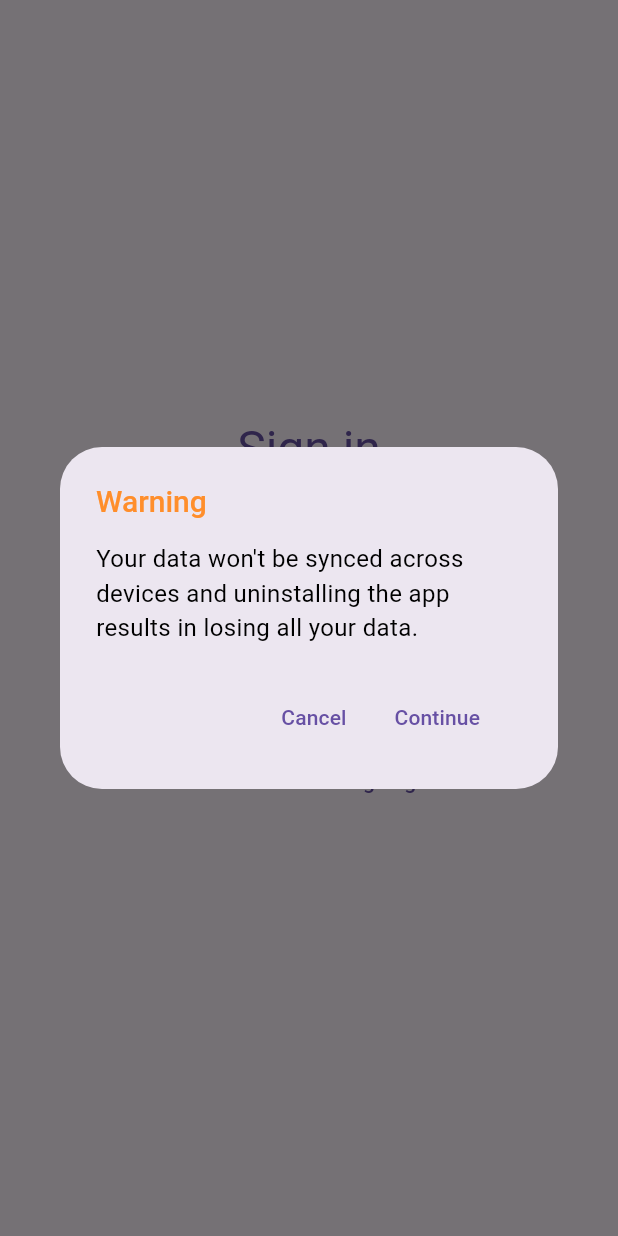
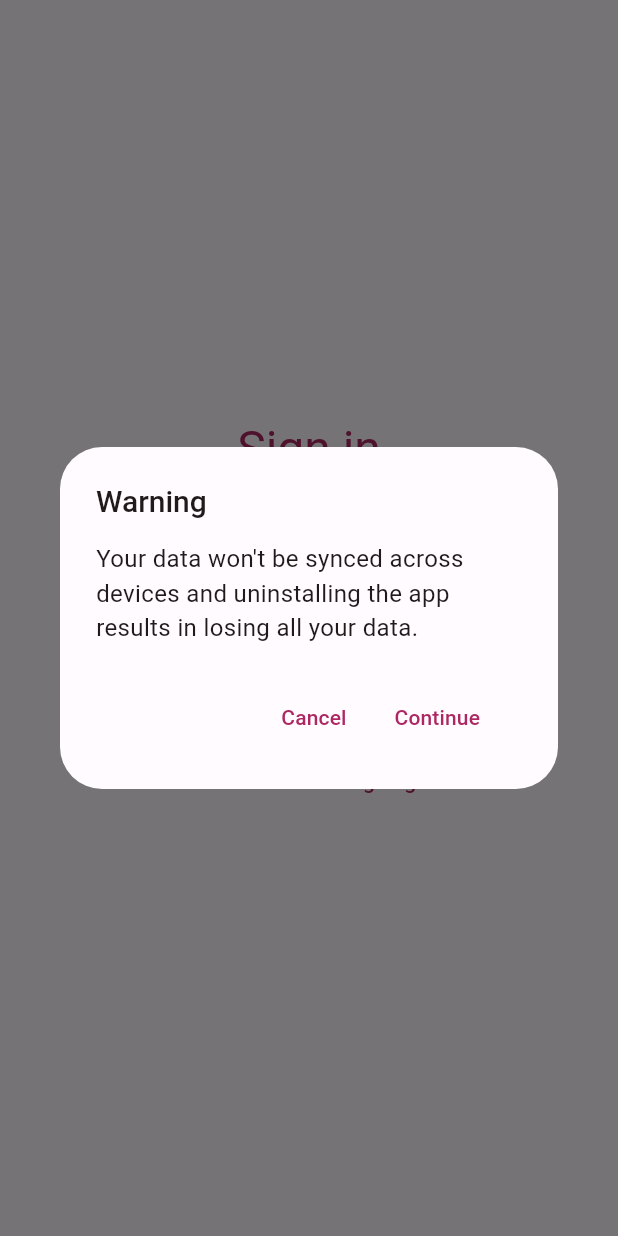
Before and after one commit to randalannus/idea_board, a Flutter app: the screen it shows after launch, after a tap on "Continue without signing in", on a phone screen of 412 x 824 dp. Run offline on Flutter 3.47's test engine with Material 3 defaults, Android fonts, the phone set to English and light mode, and no system bars; our stand-ins replace cloud_firestore, firebase_auth, firebase_core, flutter_signin_button, google_fonts, google_sign_in and 3 more; missing offline and left inert: flutter_quill, tiktoklikescroller; accounts and stored records are empty; generated files the repository leaves out were written again.

Commit message:
Version bump & visual overhaul (#59)
Co-authored-by: Randal Annus <randal@miros.ai>

```diff
--- /dev/null
+++ b/devtools_options.yaml
@@ -0,0 +1 @@
+extensions:
--- a/lib/themes.dart
+++ b/lib/themes.dart
@@ -1,63 +1,107 @@
 import 'package:flutter/material.dart';
 import 'package:google_fonts/google_fonts.dart';
 
+const lightColorScheme = ColorScheme(
+  brightness: Brightness.light,
+  primary: Color(0xFFAD2762),
+  onPrimary: Color(0xFFFFFFFF),
+  primaryContainer: Color(0xFFFFD9E2),
+  onPrimaryContainer: Color(0xFF3E001D),
+  secondary: Color(0xFF74565F),
+  onSecondary: Color(0xFFFFFFFF),
+  secondaryContainer: Color(0xFFFFD9E2),
+  onSecondaryContainer: Color(0xFF2B151C),
+  tertiary: Color(0xFF7C5635),
+  onTertiary: Color(0xFFFFFFFF),
+  tertiaryContainer: Color(0xFFFFDCC1),
+  onTertiaryContainer: Color(0xFF2E1500),
+  error: Color(0xFFBA1A1A),
+  errorContainer: Color(0xFFFFDAD6),
+  onError: Color(0xFFFFFFFF),
+  onErrorContainer: Color(0xFF410002),
+  background: Color(0xFFFFFBFF),
+  onBackground: Color(0xFF201A1B),
+  surface: Color(0xFFFFFBFF),
+  onSurface: Color(0xFF201A1B),
+  surfaceVariant: Color(0xFFF2DDE1),
+  onSurfaceVariant: Color(0xFF514347),
+  outline: Color(0xFF837377),
+  onInverseSurface: Color(0xFFFAEEEF),
+  inverseSurface: Color(0xFF352F30),
+  inversePrimary: Color(0xFFFFB1C8),
+  shadow: Color(0xFF000000),
+  surfaceTint: Color(0xFFAD2762),
+  outlineVariant: Color(0xFFD5C2C6),
+  scrim: Color(0xFF000000),
+);
+
+/*const darkColorScheme = ColorScheme(
+  brightness: Brightness.dark,
+  primary: Color(0xFFFFB1C8),
+  onPrimary: Color(0xFF650033),
+  primaryContainer: Color(0xFF8D044A),
+  onPrimaryContainer: Color(0xFFFFD9E2),
+  secondary: Color(0xFFE3BDC6),
+  onSecondary: Color(0xFF422931),
+  secondaryContainer: Color(0xFF5A3F47),
+  onSecondaryContainer: Color(0xFFFFD9E2),
+  tertiary: Color(0xFFEFBD94),
+  onTertiary: Color(0xFF48290B),
+  tertiaryContainer: Color(0xFF613F20),
+  onTertiaryContainer: Color(0xFFFFDCC1),
+  error: Color(0xFFFFB4AB),
+  errorContainer: Color(0xFF93000A),
+  onError: Color(0xFF690005),
+  onErrorContainer: Color(0xFFFFDAD6),
+  background: Color(0xFF201A1B),
+  onBackground: Color(0xFFEBE0E1),
+  surface: Color(0xFF201A1B),
+  onSurface: Color(0xFFEBE0E1),
+  surfaceVariant: Color(0xFF514347),
+  onSurfaceVariant: Color(0xFFD5C2C6),
+  outline: Color(0xFF9E8C90),
+  onInverseSurface: Color(0xFF201A1B),
+  inverseSurface: Color(0xFFEBE0E1),
+  inversePrimary: Color(0xFFAD2762),
+  shadow: Color(0xFF000000),
+  surfaceTint: Color(0xFFFFB1C8),
+  outlineVariant: Color(0xFF514347),
+  scrim: Color(0xFF000000),
+);*/
+
 class Themes {
-  static final primaryColor = createMaterialColor(0xFFFF8E2B);
-  static final canvasColor = createMaterialColor(0xFFF1F1F1);
-  static const backgroundColor = Colors.black;
-  static final cardColor = createMaterialColor(0xFFFFFFFF);
-
-  static final typography =
-      Typography.material2021(platform: TargetPlatform.android);
+  static final typography = Typography.material2021(
+    platform: TargetPlatform.android,
+    colorScheme: lightColorScheme,
+  );
   static final TextTheme textTheme = typography.black.copyWith(
-    bodyText2: typography.black.bodyText2!.copyWith(fontSize: 16),
-    bodyText1: typography.black.bodyText1!
-        .copyWith(fontSize: 18, fontWeight: FontWeight.normal),
+    bodyMedium: typography.black.bodyMedium!.copyWith(fontSize: 16),
+    bodyLarge: typography.black.bodyLarge!.copyWith(
+      fontSize: 18,
+      fontWeight: FontWeight.normal,
+    ),
   );
 
   static final ThemeData mainTheme = ThemeData(
-    primarySwatch: primaryColor,
-    canvasColor: canvasColor,
-    backgroundColor: backgroundColor,
-    bottomAppBarTheme: BottomAppBarTheme(color: canvasColor, elevation: 0),
+      colorScheme: lightColorScheme,
       appBarTheme: AppBarTheme(
         titleTextStyle: GoogleFonts.varelaRound(
-            fontSize: 24, fontWeight: FontWeight.w500, color: primaryColor),
-        color: canvasColor,
-        elevation: 0),
-    iconTheme: IconThemeData(color: primaryColor),
+          fontSize: 24,
+          fontWeight: FontWeight.w500,
+          color: lightColorScheme.onBackground,
+        ),
+        backgroundColor: lightColorScheme.background,
+        elevation: 0,
+      ),
+      bottomAppBarTheme: BottomAppBarTheme(
+        color: lightColorScheme.surface,
+      ),
       textTheme: textTheme,
-    cardColor: cardColor,
-    floatingActionButtonTheme:
-        const FloatingActionButtonThemeData(foregroundColor: Colors.white),
       dialogTheme: DialogTheme(
         titleTextStyle: typography.black.titleLarge!.copyWith(
           fontSize: 20,
           fontWeight: FontWeight.w500,
-        color: primaryColor,
         ),
       ),
-  );
-
-  static MaterialColor createMaterialColor(int hex) {
-    final color = Color(hex);
-    List strengths = <double>[.05];
-    final swatch = <int, Color>{};
-    final int r = color.red, g = color.green, b = color.blue;
-
-    for (int i = 1; i < 10; i++) {
-      strengths.add(0.1 * i);
+      cardTheme: const CardTheme());
 }
-
-    for (var strength in strengths) {
-      final double ds = 0.5 - strength;
-      swatch[(strength * 1000).round()] = Color.fromRGBO(
-        r + ((ds < 0 ? r : (255 - r)) * ds).round(),
-        g + ((ds < 0 ? g : (255 - g)) * ds).round(),
-        b + ((ds < 0 ? b : (255 - b)) * ds).round(),
-        1,
-      );
-    }
-    return MaterialColor(color.value, swatch);
-  }
-}
--- a/lib/ui/app.dart
+++ b/lib/ui/app.dart
@@ -10,7 +10,7 @@ import 'package:idea_board/ui/widgets/transition_switcher.dart';
 import 'package:provider/provider.dart';
 
 class IdeaBoardApp extends StatelessWidget {
-  const IdeaBoardApp({Key? key}) : super(key: key);
+  const IdeaBoardApp({super.key});
 
   @override
   Widget build(BuildContext context) {
--- a/lib/ui/pages/feed_page.dart
+++ b/lib/ui/pages/feed_page.dart
@@ -8,7 +8,7 @@ import 'package:provider/provider.dart';
 import 'package:tiktoklikescroller/tiktoklikescroller.dart';
 
 class FeedPage extends StatefulWidget {
-  const FeedPage({Key? key}) : super(key: key);
+  const FeedPage({super.key});
 
   @override
   State<FeedPage> createState() => _FeedPageState();
--- a/lib/ui/pages/home_page.dart
+++ b/lib/ui/pages/home_page.dart
@@ -14,7 +14,7 @@ import 'package:idea_board/ui/widgets/transition_switcher.dart';
 import 'package:provider/provider.dart';
 
 class HomePage extends StatefulWidget {
-  const HomePage({Key? key}) : super(key: key);
+  const HomePage({super.key});
 
   @override
   State<HomePage> createState() => _HomePageState();
@@ -162,7 +162,7 @@ class MenuButton extends StatefulWidget {
   static const signOutValue = "signOut";
   static const deleteAccountValue = "deleteAccount";
 
-  const MenuButton({Key? key}) : super(key: key);
+  const MenuButton({super.key});
 
   @override
   State<MenuButton> createState() => _MenuButtonState();
--- a/lib/ui/pages/sign_in_page.dart
+++ b/lib/ui/pages/sign_in_page.dart
@@ -5,7 +5,7 @@ import 'package:idea_board/service/auth_service.dart';
 import 'package:idea_board/ui/widgets/confimation_dialog.dart';
 
 class SignInPage extends StatelessWidget {
-  const SignInPage({Key? key}) : super(key: key);
+  const SignInPage({super.key});
 
   @override
   Widget build(BuildContext context) {
@@ -35,7 +35,7 @@ class SignInPage extends StatelessWidget {
 }
 
 class SignInButtons extends StatefulWidget {
-  const SignInButtons({Key? key}) : super(key: key);
+  const SignInButtons({super.key});
 
   @override
   State<SignInButtons> createState() => _SignInButtonsState();
--- a/lib/ui/widgets/confimation_dialog.dart
+++ b/lib/ui/widgets/confimation_dialog.dart
@@ -15,8 +15,8 @@ class ConfirmationDialog extends StatelessWidget {
     required this.title,
     required this.content,
     required this.confirmButton,
-    Key? key,
-  }) : super(key: key);
+    super.key,
+  });
 
   @override
   Widget build(BuildContext context) {
--- a/lib/ui/widgets/transition_switcher.dart
+++ b/lib/ui/widgets/transition_switcher.dart
@@ -1,13 +1,12 @@
 import 'package:animations/animations.dart';
-import 'package:flutter/material.dart';
 
 class MyPageTransitionSwitcher extends PageTransitionSwitcher {
   MyPageTransitionSwitcher({
     required SharedAxisTransitionType transitionType,
-    Widget? child,
-    bool reverse = false,
-    Duration duration = const Duration(milliseconds: 300),
-    Key? key,
+    super.child,
+    super.reverse,
+    super.duration,
+    super.key,
   }) : super(
           transitionBuilder: (child, animation, secondaryAnimation) =>
               SharedAxisTransition(
@@ -16,9 +15,5 @@ class MyPageTransitionSwitcher extends PageTransitionSwitcher {
             transitionType: transitionType,
             child: child,
           ),
-          child: child,
-          reverse: reverse,
-          duration: duration,
-          key: key,
         );
 }
```
Also changed, not shown: lib/ui/pages/list_page.dart (+4 -4 lines), lib/ui/pages/write_page.dart (+17 -24 lines), lib/ui/widgets/idea_card.dart (+10 -7 lines), pubspec.yaml (+19 -85 lines), assets/icon.png (deleted), assets/icon_vector.svg (deleted), assets/legacy_icon.png (deleted), assets/legacy_play_store_icon.png (deleted), assets/new_icon.png (added), assets/play_store_icon.png (deleted), pubspec.lock, 36 other files. Lines whose indentation alone changed are shown as unchanged.
